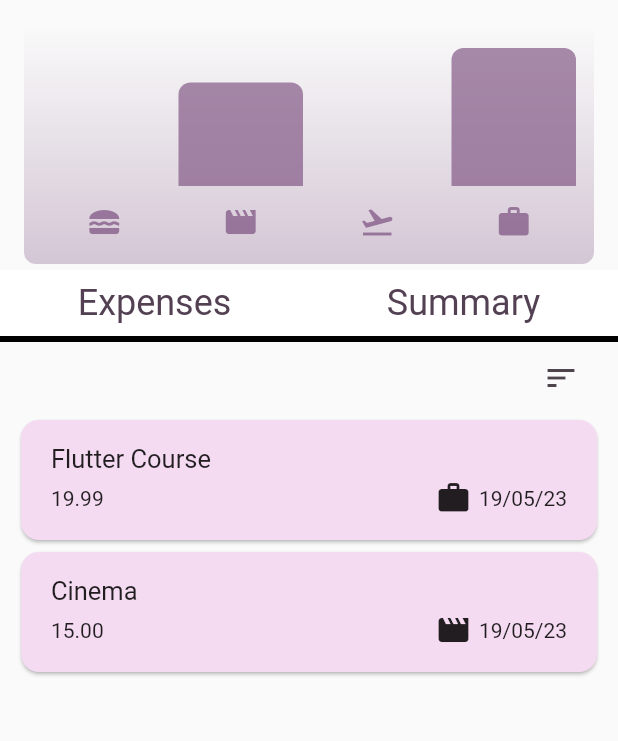
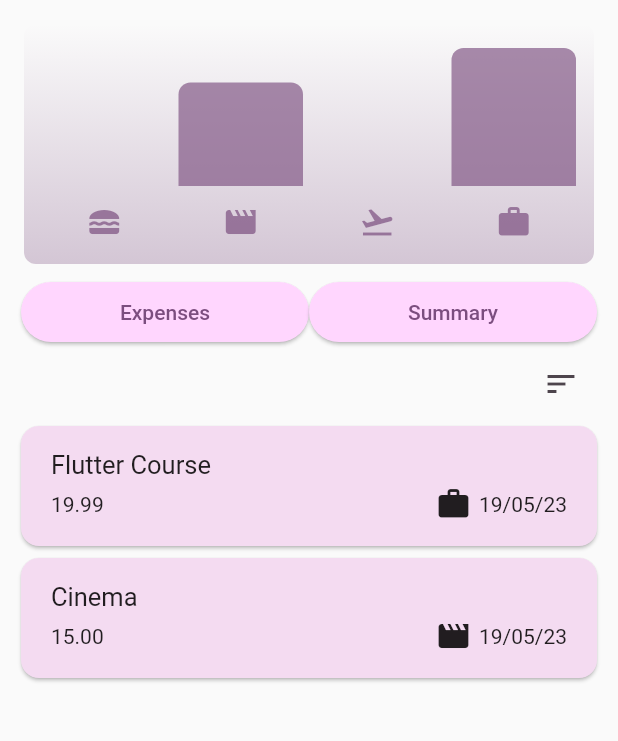
Before and after one commit to Wenster007/Expense_tracker_flutter, a Flutter app: the screen it shows after launch, after a tap on "Expenses", on a phone screen of 412 x 824 dp, the part 84-825 px from its top. Run offline on Flutter 3.47's test engine with Material 2 defaults, Android fonts, the phone set to English and light mode, and no system bars.

Commit message:
corrected the button functionality and also created the summary page.

```diff
--- a/lib/model/expense.dart
+++ b/lib/model/expense.dart
@@ -27,9 +27,12 @@ class Expense {
       required this.category})
       : id = uuid.v4();
 
+
   String get formattedDateTime {
     return DateFormat('dd/MM/yy').format(date);
   }
+
+
 }
 
 class ExpenseBucket {
--- /dev/null
+++ b/lib/widgets/buttons_row.dart
@@ -0,0 +1,31 @@
+import 'package:flutter/material.dart';
+
+
+class ButtonRow extends StatefulWidget {
+
+  final void Function () onExpenseClick;
+  final void Function () onSummaryClick;
+
+  const ButtonRow({Key? key, required this.onExpenseClick, required this.onSummaryClick}) : super(key: key);
+
+  @override
+  State<ButtonRow> createState() => _ButtonRowState();
+}
+
+class _ButtonRowState extends State<ButtonRow> {
+
+  @override
+  Widget build(BuildContext context) {
+    return Padding(
+      padding: const EdgeInsets.only(left: 14,right: 14, top: 4, bottom: 0),
+      child: Row(
+        children: [
+          Expanded(
+            child: ElevatedButton(onPressed: widget.onExpenseClick, child: const Text("Expenses"),),
+          ),
+          Expanded(child: ElevatedButton(onPressed: widget.onSummaryClick, child: const Text("Summary"),),)
+        ],
+      ),
+    );
+  }
+}
--- a/lib/widgets/expenses.dart
+++ b/lib/widgets/expenses.dart
@@ -1,6 +1,7 @@
+import 'package:expense_tracker2/widgets/buttons_row.dart';
 import 'package:expense_tracker2/widgets/expenses_list/expenses_list.dart';
 import 'package:expense_tracker2/widgets/new_expense.dart';
-import 'package:expense_tracker2/widgets/underlined_button.dart';
+import 'package:expense_tracker2/widgets/total/total_list.dart';
 import 'package:flutter/material.dart';
 import 'package:expense_tracker2/model/expense.dart';
 import 'package:expense_tracker2/widgets/chart/chart.dart';
@@ -27,9 +28,18 @@ class _ExpensesState extends State<Expenses> {
   ];
 
   List<Expense> _currentActiveExpenseList = [];
+  bool active1 = true;
+  late Widget currentButton;
 
   _ExpensesState() {
     _currentActiveExpenseList = _registeredExpenses;
+  }
+
+  @override
+  void initState() {
+    currentButton = ButtonRow(
+        onExpenseClick: _onExpenseButton, onSummaryClick: _onSummaryButtons,);
+    super.initState();
   }
 
   void _addExpense(Expense expense) {
@@ -110,6 +120,39 @@ class _ExpensesState extends State<Expenses> {
     });
   }
 
+  //this function is the functionality of the expense button.
+  void _onExpenseButton() {
+    if (active1 == false) {
+      active1 = true;
+    }
+
+    setState(() {
+      currentButton = ButtonRow(
+        onExpenseClick: _onExpenseButton,onSummaryClick: _onSummaryButtons,
+      );
+    });
+  }
+
+  void _onSummaryButtons() {
+    if (active1 == true) {
+      active1 = false;
+    }
+
+    setState(() {
+      currentButton = ButtonRow(onExpenseClick: _onExpenseButton, onSummaryClick: _onSummaryButtons);
+    });
+
+  }
+
+  double getTotalExpense(List<Expense> expenses) {
+    double sum = 0;
+
+    for (var expense in expenses) {
+      sum = sum + expense.amount;
+    }
+
+    return sum;
+  }
 
   @override
   Widget build(BuildContext context) {
@@ -136,18 +179,12 @@ class _ExpensesState extends State<Expenses> {
       body: Column(
         children: [
           Chart(expenses: _registeredExpenses),
-          Row(
-            children: [
-              Expanded(
-                child: UnderlinedButton(onPressed: () {
-                }, text: "Expenses", currentState: true),
-              ),
-              Expanded(child: UnderlinedButton(onPressed: () {
-              }, text: "Summary", currentState: false,))
-            ],
+          Container(
+            child: currentButton,
           ),
           Expanded(
-            child: Column(
+            child: (active1 == true)
+                ? Column(
                     children: [
                       Padding(
                         padding: const EdgeInsets.symmetric(horizontal: 14),
@@ -163,8 +200,38 @@ class _ExpensesState extends State<Expenses> {
                       ),
                       Flexible(child: mainContent),
                     ],
+                  )
+                : Container(
+                    margin: const EdgeInsets.all(25),
+                    width: double.infinity,
+                    color: Theme.of(context).colorScheme.secondaryContainer,
+                    child: Padding(
+                      padding: const EdgeInsets.all(15.0),
+                      child: Column(
+                        children: [
+                          const Text("Total Expense"),
+                          const SizedBox(height: 30,),
+                          Row(
+                            children: const [
+                              Expanded(child: Text("Expenses List: ",),),
+                              Expanded(child: Text("Total",)),
+                            ],
                           ),
-          )
+                          const SizedBox(height: 10,),
+                          Flexible(
+                            child: Row(
+                              children: [
+                                Expanded(child: TotalList(expenses: _currentActiveExpenseList),),
+                                Expanded(child: Container(alignment: Alignment.topLeft,child: Text(getTotalExpense(_registeredExpenses).toStringAsFixed(2)))),
+                              ],
+                            ),
+                          ),
+
+                        ],
+                      ),
+                    ),
+                  ),
+          ),
         ],
       ),
     );
--- /dev/null
+++ b/lib/widgets/total/total_item.dart
@@ -0,0 +1,13 @@
+import 'package:flutter/material.dart';
+
+import '../../model/expense.dart';
+
+class TotalItem extends StatelessWidget {
+  final Expense expense;
+  const TotalItem({super.key, required this.expense});
+
+  @override
+  Widget build(BuildContext context) {
+    return Text("${expense.amount}");
+  }
+}
--- /dev/null
+++ b/lib/widgets/total/total_list.dart
@@ -0,0 +1,15 @@
+import 'package:expense_tracker2/widgets/total/total_item.dart';
+import 'package:flutter/material.dart';
+import 'package:expense_tracker2/model/expense.dart';
+
+
+
+class TotalList extends StatelessWidget {
+  final List<Expense> expenses;
+  const TotalList({super.key, required this.expenses});
+
+  @override
+  Widget build(BuildContext context) {
+    return ListView.builder(itemCount: expenses.length, itemBuilder: (ctx, index) => TotalItem(expense: expenses[index]),);
+  }
+}
--- a/lib/widgets/underlined_button.dart
+++ /dev/null
@@ -1,75 +0,0 @@
-import 'package:flutter/material.dart';
-
-class UnderlinedButton extends StatefulWidget {
-  final VoidCallback onPressed;
-  final String text;
-  final bool currentState;
-
-  UnderlinedButton({required this.onPressed, required this.text, required this.currentState});
-
-  @override
-  _UnderlinedButtonState createState() => _UnderlinedButtonState();
-}
-
-class _UnderlinedButtonState extends State<UnderlinedButton> {
-  late bool _isButtonActive;
-
-  @override
-  void initState() {
-    _isButtonActive = widget.currentState;
-    super.initState();
-  }
-
-  @override
-  Widget build(BuildContext context) {
-    return GestureDetector(
-      onTap: () {
-        setState(() {
-          _isButtonActive = !_isButtonActive;
-        });
-        widget.onPressed();
-      },
-      onTapCancel: () {
-        setState(() {
-          _isButtonActive = false;
-        });
-      },
-      child: Container(
-        alignment: Alignment.center,
-        decoration: BoxDecoration(
-          gradient: _isButtonActive
-              ? LinearGradient(
-                  colors: [
-                    Theme.of(context).colorScheme.primary.withOpacity(0.3),
-                    Theme.of(context).colorScheme.primary.withOpacity(0.0)
-                  ],
-                  begin: Alignment.bottomCenter,
-                  end: Alignment.topCenter,
-                )
-              : const LinearGradient(
-                  colors: [
-                    Colors.white,Colors.white
-                  ],
-                  begin: Alignment.bottomCenter,
-                  end: Alignment.topCenter,
-                ),
-          border: Border(
-            bottom: BorderSide(
-              color: _isButtonActive
-                  ? Theme.of(context).colorScheme.primary.withOpacity(0.7)
-                  : Colors.black,
-              width: 4.0,
-            ),
-          ),
-        ),
-        child: Padding(
-          padding: const EdgeInsets.symmetric(vertical: 8.0),
-          child: Text(
-            widget.text,
-            style: Theme.of(context).textTheme.titleLarge,
-          ),
-        ),
-      ),
-    );
-  }
-}
```
Lines whose indentation alone changed are shown as unchanged.
